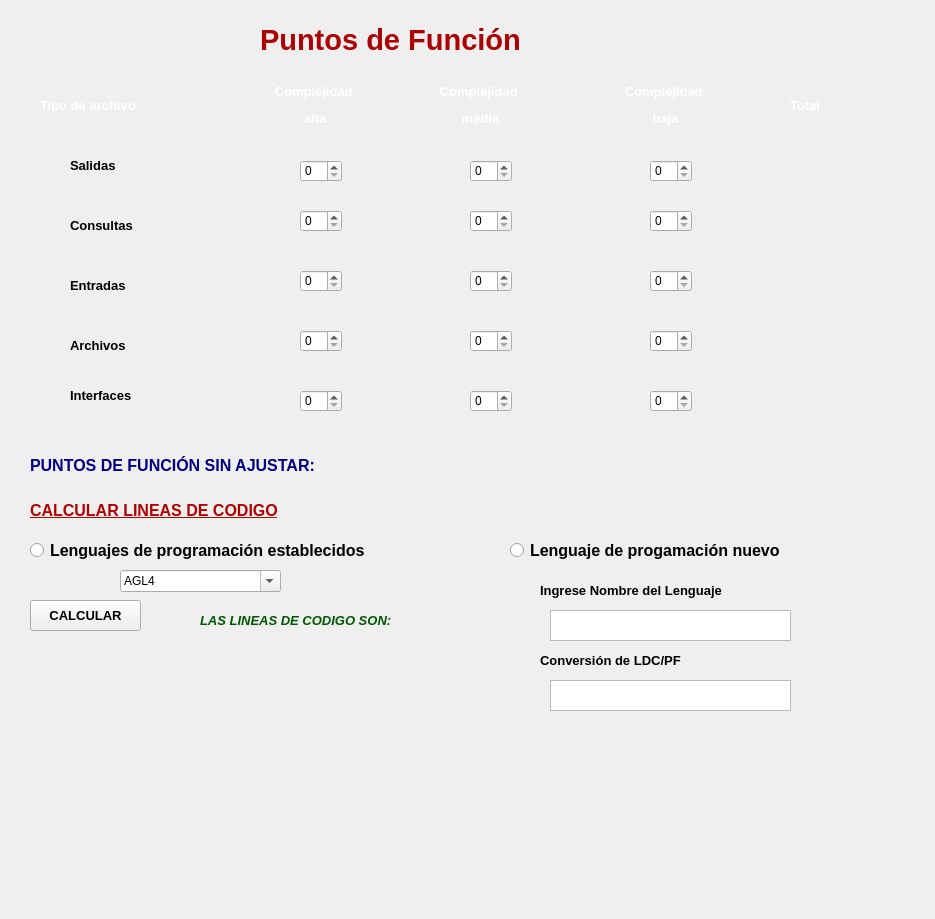
Before: the Qt Designer form puntos.ui in Richard022R/proyecto-pyqt5, drawn with Qt 5.
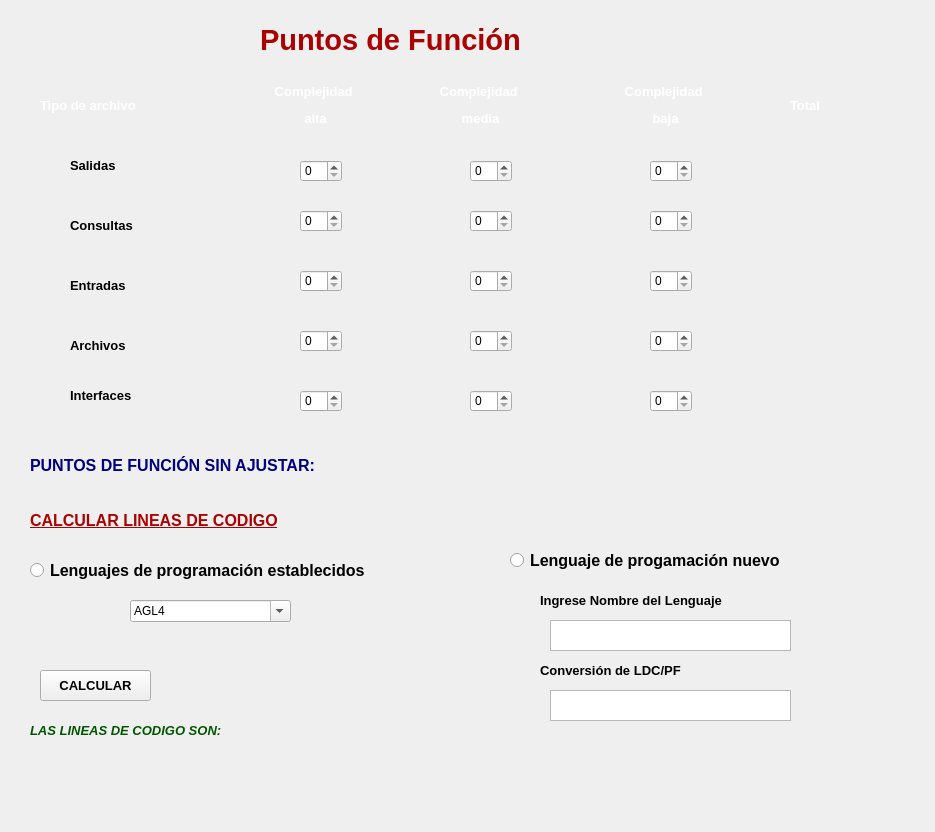
After: the same form once the commit is applied. Icons and pictures are not drawn.

The edit to the form file:
```diff
--- a/puntos.ui
+++ b/puntos.ui
@@ -7,7 +7,7 @@
     <x>0</x>
     <y>0</y>
     <width>935</width>
-    <height>919</height>
+    <height>832</height>
    </rect>
   </property>
   <property name="windowTitle">
@@ -516,10 +516,10 @@
   <widget class="QLabel" name="label_19">
    <property name="geometry">
     <rect>
-     <x>370</x>
+     <x>410</x>
      <y>450</y>
-     <width>101</width>
-     <height>21</height>
+     <width>111</width>
+     <height>31</height>
     </rect>
    </property>
    <property name="font">
@@ -535,7 +535,7 @@
    <property name="geometry">
     <rect>
      <x>30</x>
-     <y>490</y>
+     <y>500</y>
      <width>371</width>
      <height>41</height>
     </rect>
@@ -556,7 +556,7 @@
    <property name="geometry">
     <rect>
      <x>30</x>
-     <y>530</y>
+     <y>550</y>
      <width>441</width>
      <height>41</height>
     </rect>
@@ -576,7 +576,7 @@
    <property name="geometry">
     <rect>
      <x>510</x>
-     <y>530</y>
+     <y>540</y>
      <width>391</width>
      <height>41</height>
     </rect>
@@ -595,8 +595,8 @@
   <widget class="QComboBox" name="comboBox">
    <property name="geometry">
     <rect>
-     <x>120</x>
-     <y>570</y>
+     <x>130</x>
+     <y>600</y>
      <width>161</width>
      <height>22</height>
     </rect>
@@ -757,7 +757,7 @@
    <property name="geometry">
     <rect>
      <x>540</x>
-     <y>580</y>
+     <y>590</y>
      <width>301</width>
      <height>21</height>
     </rect>
@@ -777,7 +777,7 @@
    <property name="geometry">
     <rect>
      <x>550</x>
-     <y>610</y>
+     <y>620</y>
      <width>241</width>
      <height>31</height>
     </rect>
@@ -786,15 +786,15 @@
     <string>&lt;!DOCTYPE HTML PUBLIC &quot;-//W3C//DTD HTML 4.0//EN&quot; &quot;http://www.w3.org/TR/REC-html40/strict.dtd&quot;&gt;
 &lt;html&gt;&lt;head&gt;&lt;meta name=&quot;qrichtext&quot; content=&quot;1&quot; /&gt;&lt;style type=&quot;text/css&quot;&gt;
 p, li { white-space: pre-wrap; }
-&lt;/style&gt;&lt;/head&gt;&lt;body style=&quot; font-family:'MS Shell Dlg 2'; font-size:8.25pt; font-weight:400; font-style:normal;&quot;&gt;
-&lt;p style=&quot;-qt-paragraph-type:empty; margin-top:0px; margin-bottom:0px; margin-left:0px; margin-right:0px; -qt-block-indent:0; text-indent:0px; font-size:7.8pt;&quot;&gt;&lt;br /&gt;&lt;/p&gt;&lt;/body&gt;&lt;/html&gt;</string>
+&lt;/style&gt;&lt;/head&gt;&lt;body style=&quot; font-family:'MS Shell Dlg 2'; font-size:7.8pt; font-weight:400; font-style:normal;&quot;&gt;
+&lt;p style=&quot;-qt-paragraph-type:empty; margin-top:0px; margin-bottom:0px; margin-left:0px; margin-right:0px; -qt-block-indent:0; text-indent:0px;&quot;&gt;&lt;br /&gt;&lt;/p&gt;&lt;/body&gt;&lt;/html&gt;</string>
    </property>
   </widget>
   <widget class="QLabel" name="label_22">
    <property name="geometry">
     <rect>
      <x>540</x>
-     <y>650</y>
+     <y>660</y>
      <width>301</width>
      <height>21</height>
     </rect>
@@ -814,7 +814,7 @@
    <property name="geometry">
     <rect>
      <x>550</x>
-     <y>680</y>
+     <y>690</y>
      <width>241</width>
      <height>31</height>
     </rect>
@@ -823,15 +823,15 @@
     <string>&lt;!DOCTYPE HTML PUBLIC &quot;-//W3C//DTD HTML 4.0//EN&quot; &quot;http://www.w3.org/TR/REC-html40/strict.dtd&quot;&gt;
 &lt;html&gt;&lt;head&gt;&lt;meta name=&quot;qrichtext&quot; content=&quot;1&quot; /&gt;&lt;style type=&quot;text/css&quot;&gt;
 p, li { white-space: pre-wrap; }
-&lt;/style&gt;&lt;/head&gt;&lt;body style=&quot; font-family:'MS Shell Dlg 2'; font-size:8.25pt; font-weight:400; font-style:normal;&quot;&gt;
-&lt;p style=&quot;-qt-paragraph-type:empty; margin-top:0px; margin-bottom:0px; margin-left:0px; margin-right:0px; -qt-block-indent:0; text-indent:0px; font-size:7.8pt;&quot;&gt;&lt;br /&gt;&lt;/p&gt;&lt;/body&gt;&lt;/html&gt;</string>
+&lt;/style&gt;&lt;/head&gt;&lt;body style=&quot; font-family:'MS Shell Dlg 2'; font-size:7.8pt; font-weight:400; font-style:normal;&quot;&gt;
+&lt;p style=&quot;-qt-paragraph-type:empty; margin-top:0px; margin-bottom:0px; margin-left:0px; margin-right:0px; -qt-block-indent:0; text-indent:0px;&quot;&gt;&lt;br /&gt;&lt;/p&gt;&lt;/body&gt;&lt;/html&gt;</string>
    </property>
   </widget>
   <widget class="QPushButton" name="pushButton">
    <property name="geometry">
     <rect>
-     <x>30</x>
-     <y>600</y>
+     <x>40</x>
+     <y>670</y>
      <width>111</width>
      <height>31</height>
     </rect>
@@ -850,8 +850,8 @@
   <widget class="QLabel" name="label_23">
    <property name="geometry">
     <rect>
-     <x>200</x>
-     <y>610</y>
+     <x>30</x>
+     <y>720</y>
      <width>301</width>
      <height>21</height>
     </rect>
@@ -870,9 +870,9 @@
   <widget class="QLabel" name="label_24">
    <property name="geometry">
     <rect>
-     <x>390</x>
-     <y>610</y>
-     <width>121</width>
+     <x>300</x>
+     <y>720</y>
+     <width>141</width>
      <height>16</height>
     </rect>
    </property>
@@ -907,8 +907,8 @@
   <widget class="QLabel" name="label_26">
    <property name="geometry">
     <rect>
-     <x>490</x>
-     <y>440</y>
+     <x>610</x>
+     <y>450</y>
      <width>161</width>
      <height>81</height>
     </rect>
```
